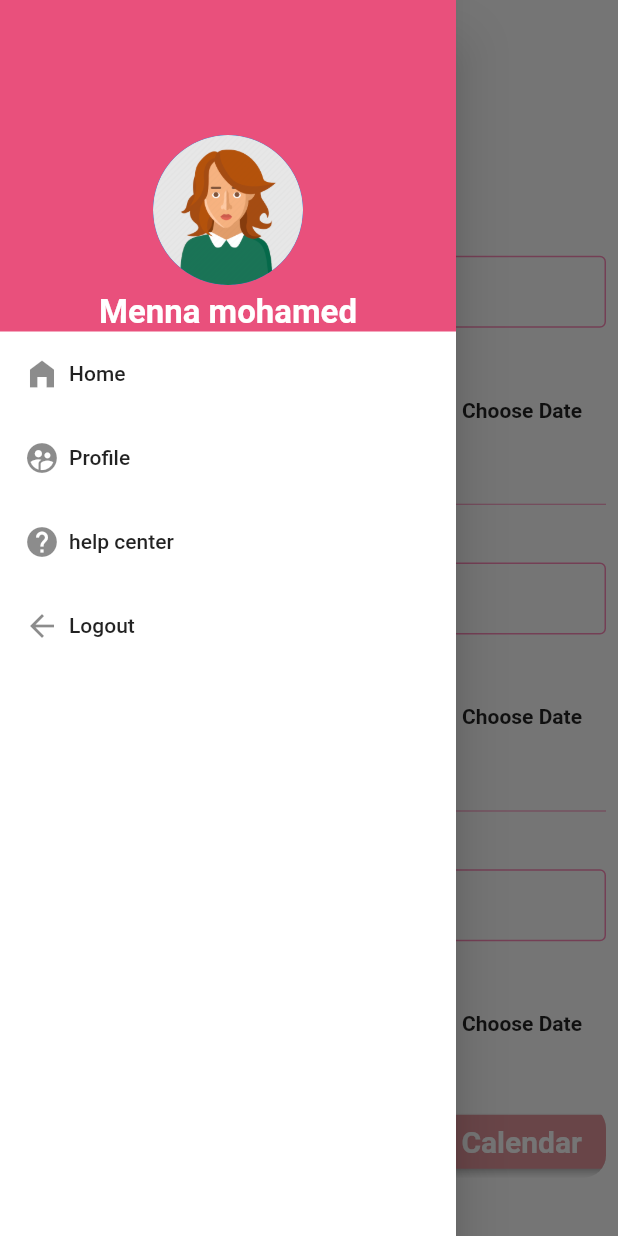
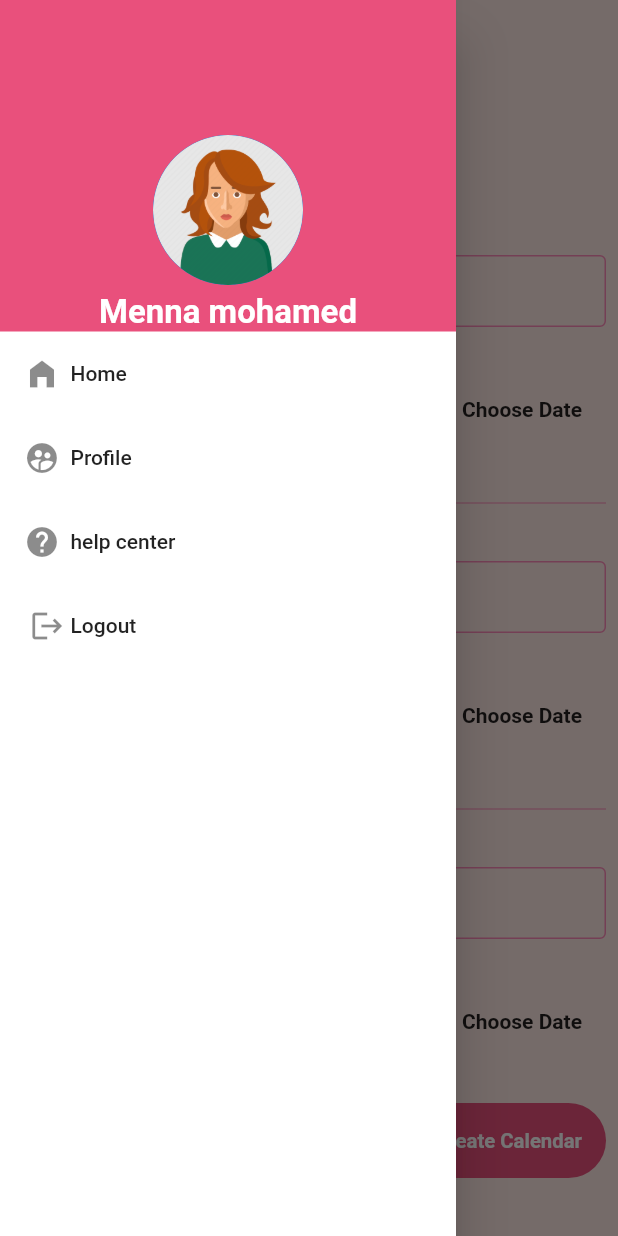
Before and after one commit to radwaahmed548/BCD, a Flutter app: the StartYourTrip screen opened by its route, with the side drawer open, on a phone screen of 412 x 824 dp. Run offline on Flutter 3.47's test engine with Material 2 defaults, Android fonts, the light colour scheme and no system bars; our stand-ins replace cached_network_image, chewie, flutter_swiper, table_calendar, video_player; missing offline and left inert: date_range_picker.

Commit message:
Fixed Smth

```diff
--- a/lib/components/maindrawer.dart
+++ b/lib/components/maindrawer.dart
@@ -41,8 +41,8 @@ class MainDrawer extends StatelessWidget {
                   children: [
 
                     Icon(Icons.home_filled),
-                    Container(width: 6,),
-                    Text('Home'),
+
+                    Text('  Home'),
                   ],
                 ),
 
@@ -54,10 +54,9 @@ class MainDrawer extends StatelessWidget {
                 title: Row(
                   children: [
 
+                    Icon(Icons.supervised_user_circle),
 
-                    Icon(Icons.supervised_user_circle),
-                    Container(width: 6,),
-                    Text('Profile'),
+                    Text('  Profile'),
 
                   ]
                 ),
@@ -72,8 +71,8 @@ class MainDrawer extends StatelessWidget {
                   children: [
 
                     Icon(Icons.help),
-                    Container(width: 6,),
-                    Text('help center'),
+
+                    Text('  help center'),
                   ],
                 ),
 
@@ -85,10 +84,10 @@ class MainDrawer extends StatelessWidget {
 
                 title: Row(
                   children: [
+                    Text(' '),
+                    Icon(Icons.logout),
 
-                    Icon(Icons.arrow_back),
-                    Container(width: 6,),
-                    Text('Logout'),
+                    Text(' Logout'),
                   ],
                 ),
 
--- a/lib/screens/calendar_patient.dart
+++ b/lib/screens/calendar_patient.dart
@@ -29,7 +29,7 @@ class CalendarPatient extends StatelessWidget {
           ),
         ),
         Positioned(
-          top: 50,
+          top: 60,
           child: IconButton(
             onPressed: () => _drawerKey.currentState.openDrawer(),
             icon: Icon(Icons.menu,color: KMainColor,),
--- a/lib/screens/calendar_screen.dart
+++ b/lib/screens/calendar_screen.dart
@@ -29,7 +29,7 @@ class CalendarScreen extends StatelessWidget {
           ),
         ),
         Positioned(
-          top: 50,
+          top: 60,
           child: IconButton(
             onPressed: () => _drawerKey.currentState.openDrawer(),
             icon: Icon(Icons.menu,color: KMainColor,),
--- a/lib/screens/login.dart
+++ b/lib/screens/login.dart
@@ -10,8 +10,7 @@ class LoginScreen extends StatelessWidget {
     Size size = MediaQuery.of(context).size;
 
     return Scaffold(
-
-      resizeToAvoidBottomPadding: false,
+      resizeToAvoidBottomInset: false,
 
 
       body: Background(
@@ -116,7 +115,7 @@ class LoginScreen extends StatelessWidget {
 
             Container(
               alignment: Alignment.centerRight,
-              margin: EdgeInsets.symmetric(horizontal: 40, vertical: 10),
+              margin: EdgeInsets.symmetric(horizontal: 55, vertical: 10),
               child: GestureDetector(
                 onTap: () => {
                   Navigator.pushNamed(context, '/register')
--- a/lib/screens/register.dart
+++ b/lib/screens/register.dart
@@ -11,7 +11,7 @@ class RegisterScreen extends StatelessWidget {
     Size size = MediaQuery.of(context).size;
 
     return Scaffold(
-      resizeToAvoidBottomPadding: false,
+      resizeToAvoidBottomInset: false,
       body: Background(
         child: Column(
           mainAxisAlignment: MainAxisAlignment.center,
--- a/lib/screens/start_your_trip.dart
+++ b/lib/screens/start_your_trip.dart
@@ -35,65 +35,17 @@ class _StartYourTripState extends State<StartYourTrip> {
         child: new Text("Pick date range"));
   }
 
-  // void _presentedDate1() {
-  //   showDatePicker(
-  //
-  //     context: context,
-  //     initialDate: DateTime.now(),
-  //     firstDate: DateTime(2019),
-  //     lastDate: DateTime.now(),
-  //   ).then((selectedDate) {
-  //     if (selectedDate == null) {
-  //       return;
-  //     }
-  //     setState(() {
-  //       _pickedDate1 = selectedDate;
-  //     });
-  //   });
-  // }
-
-  // void _presentedDate2() {
-  //   showDatePicker(
-  //     context: context,
-  //     initialDate: DateTime.now(),
-  //     firstDate: DateTime(2019),
-  //     lastDate: DateTime.now(),
-  //   ).then((selectedDate) {
-  //     if (selectedDate == null) {
-  //       return;
-  //     }
-  //     setState(() {
-  //       _pickedDate2 = selectedDate;
-  //     });
-  //   });
-  // }
-  //
-  // void _presentedDate3() {
-  //   showDatePicker(
-  //     context: context,
-  //     initialDate: DateTime.now(),
-  //     firstDate: DateTime(2019),
-  //     lastDate: DateTime.now(),
-  //   ).then((selectedDate) {
-  //     if (selectedDate == null) {
-  //       return;
-  //     }
-  //     setState(() {
-  //       _pickedDate3 = selectedDate;
-  //     });
-  //   });
-  // }
-
   @override
   Widget build(BuildContext context) {
     return Scaffold(
+      backgroundColor: Kgradintstartcolor,
       key: _drawerKey,
       drawer: MainDrawer(),
       body: SafeArea(
         child: Stack(
           children: [
             Positioned(
-              top: 30,
+              top: 10,
               child: IconButton(
                 onPressed: () => _drawerKey.currentState.openDrawer(),
                 icon: Icon(Icons.menu, color: KSecondColor,),
@@ -460,21 +412,28 @@ class _StartYourTripState extends State<StartYourTrip> {
                   Row(
                     mainAxisAlignment: MainAxisAlignment.end,
                     children: [
-                      ClipRRect(
-                        borderRadius: BorderRadius.circular(15.0),
-                        child: RaisedButton(
-                          onPressed: () {
-                            Navigator.pushNamed(context, '/patient-calendar');
-                          },
+                      Container(
+                            alignment: Alignment.center,
+                            height: 50.0,
+                            width:  130,
+                            decoration: new BoxDecoration(
+                                borderRadius: BorderRadius.circular(80.0),
+                                color: KMainColor
+                            ),
+                            padding: const EdgeInsets.all(0),
+                            child: FlatButton(
+                              onPressed: () => Navigator.of(context).pushNamed('/patient-calendar'),
+                              child: FittedBox(
                                 child: Text(
                                     'Create Calendar',
+                                    textAlign: TextAlign.center,
                                     style: TextStyle(
                                       color: Colors.white,
                                       fontWeight: FontWeight.bold,
                                       fontSize: 20,
+                                    )),
+
                               ),
-                          ),
-                          color: KSecondaryTextColor,
                             ),
                           ),
                     ],
--- a/pubspec.yaml
+++ b/pubspec.yaml
@@ -29,11 +29,12 @@ dependencies:
   # The following adds the Cupertino Icons font to your application.
   # Use with the CupertinoIcons class for iOS style icons.
   cupertino_icons: ^1.0.0
-  video_player: ^0.10.12+5
+  video_player: ^2.0.0
   table_calendar: ^2.3.3
   date_range_picker: ^1.0.5
   modal_bottom_sheet: ^1.0.0+1
   cached_network_image: ^2.2.0+1
+  chewie: ^1.0.0
 
 dev_dependencies:
   flutter_test:
```
Also changed, not shown: lib/screens/examination/examination_video_screen.dart (+25 -24 lines), pubspec.lock. Lines whose indentation alone changed are shown as unchanged.
